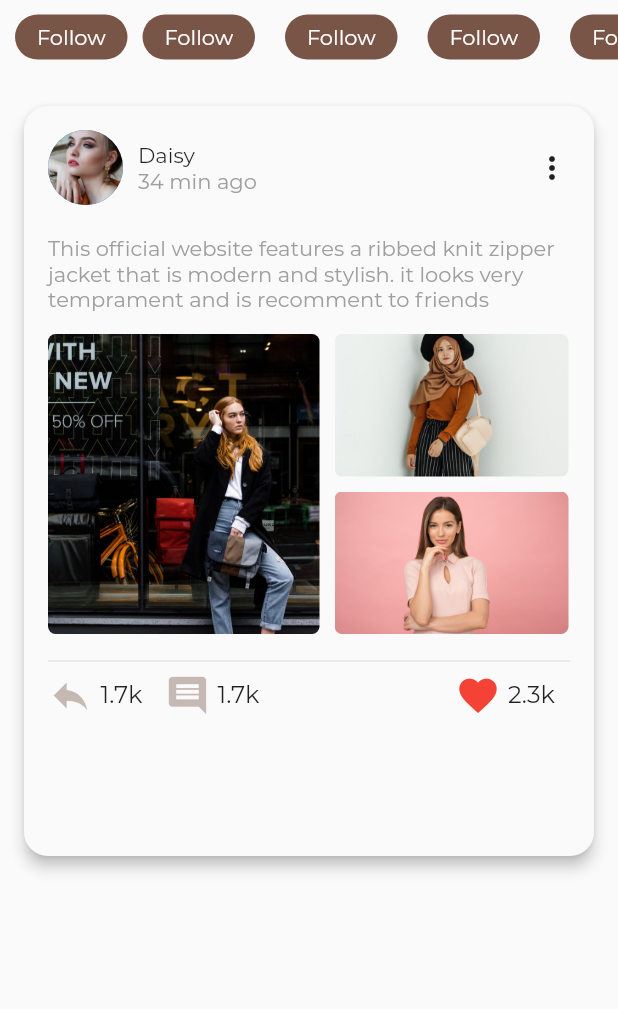
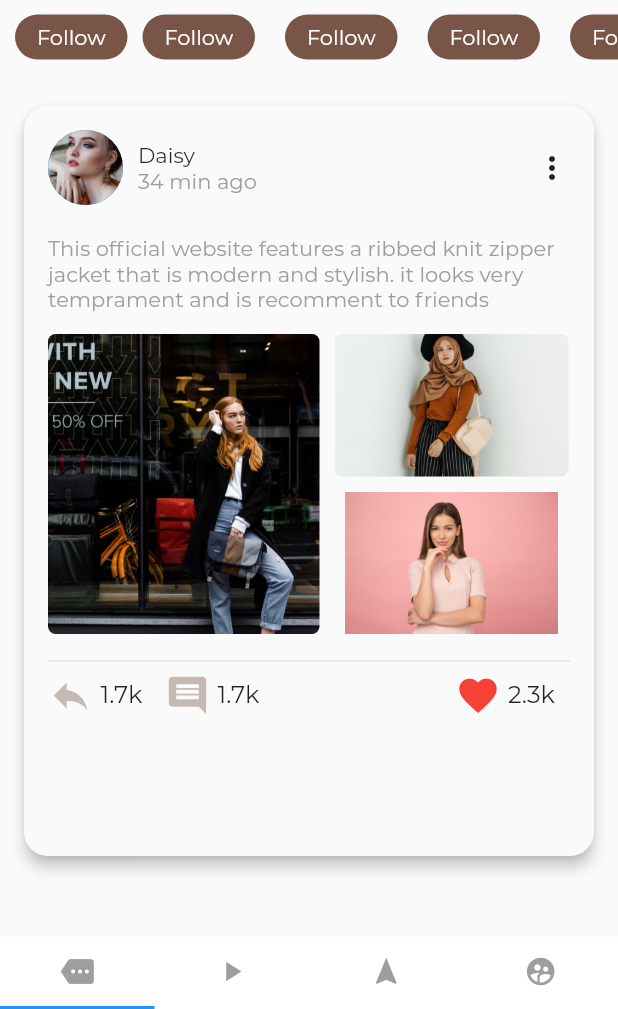
Before and after one commit to DjRun/shopping, a Flutter app: the screen it shows after launch, on a phone screen of 412 x 824 dp, the part 227-1236 px from its top. Run offline on Flutter 3.47's test engine with Material 2 defaults, Android fonts, the phone set to English and light mode, and no system bars.

Commit message:
Card More Part
Card More Part

```diff
--- a/lib/card/card_bottom_part.dart
+++ b/lib/card/card_bottom_part.dart
@@ -37,7 +37,7 @@ class CardBottom extends StatelessWidget {
         const SizedBox(
           width: 15,
         ),
-        Container(
+        SizedBox(
           width: MediaQuery.of(context).size.width - 230,
           child: Row(
             mainAxisAlignment: MainAxisAlignment.end,
--- a/lib/card/card_image_items.dart
+++ b/lib/card/card_image_items.dart
@@ -1,4 +1,5 @@
-import 'package:flutter/cupertino.dart';
+import 'package:flutter/material.dart';
+import 'package:shopping/card/card_more.dart';
 
 class CardMidImages extends StatelessWidget {
   const CardMidImages({super.key});
@@ -7,13 +8,24 @@ class CardMidImages extends StatelessWidget {
   Widget build(BuildContext context) {
     return Row(
       children: [
-        Container(
+        InkWell(
+          onTap: () {
+            Navigator.of(context).push(MaterialPageRoute(
+                builder: (context) =>
+                    CardMore(imgPath: 'assets/modelgrid1.jpeg')));
+          },
+          child: Hero(
+            tag: 'assets/modelgrid1.jpeg',
+            child: Container(
               width: (MediaQuery.of(context).size.width - 50) / 2,
               height: 200,
               decoration: BoxDecoration(
                 borderRadius: BorderRadius.circular(5),
                 image: const DecorationImage(
-                image: AssetImage('assets/modelgrid1.jpeg'), fit: BoxFit.cover),
+                    image: AssetImage('assets/modelgrid1.jpeg'),
+                    fit: BoxFit.cover),
+              ),
+            ),
           ),
         ),
         const SizedBox(
@@ -22,7 +34,15 @@ class CardMidImages extends StatelessWidget {
         Column(
           mainAxisAlignment: MainAxisAlignment.start,
           children: [
-            Container(
+            InkWell(
+              onTap: () {
+                Navigator.of(context).push(MaterialPageRoute(
+                    builder: (context) =>
+                        CardMore(imgPath: 'assets/modelgrid2.jpeg')));
+              },
+              child: Hero(
+                tag: 'assets/modelgrid2.jpeg',
+                child: Container(
                   width: (MediaQuery.of(context).size.width - 100) / 2,
                   height: 95,
                   decoration: BoxDecoration(
@@ -32,17 +52,29 @@ class CardMidImages extends StatelessWidget {
                         fit: BoxFit.cover),
                   ),
                 ),
+              ),
+            ),
             const SizedBox(
               height: 10,
             ),
-            Container(
+            InkWell(
+              onTap: () {
+                Navigator.of(context).push(MaterialPageRoute(
+                    builder: (context) =>
+                        CardMore(imgPath: 'assets/modelgrid3.jpeg')));
+              },
+              child: Hero(
+                tag: 'assets/modelgrid3.jpeg',
+                child: Container(
                   width: (MediaQuery.of(context).size.width - 100) / 2,
                   height: 95,
                   decoration: BoxDecoration(
                     borderRadius: BorderRadius.circular(5),
                     image: const DecorationImage(
                         image: AssetImage('assets/modelgrid3.jpeg'),
-                    fit: BoxFit.cover),
+                        fit: BoxFit.contain),
+                  ),
+                ),
               ),
             ),
           ],
--- a/lib/highlight_part.dart
+++ b/lib/highlight_part.dart
@@ -5,7 +5,7 @@ class HighlightPart extends StatelessWidget {
 
   @override
   Widget build(BuildContext context) {
-    return Container(
+    return SizedBox(
       // color: Colors.blue.shade300,
       height: 140,
       width: double.infinity,
--- a/lib/home_page.dart
+++ b/lib/home_page.dart
@@ -9,19 +9,61 @@ class HomePage extends StatefulWidget {
   State<HomePage> createState() => _HomePageState();
 }
 
-class _HomePageState extends State<HomePage> {
+class _HomePageState extends State<HomePage>
+    with SingleTickerProviderStateMixin {
+  late TabController tabController;
+  @override
+  void initState() {
+    tabController = TabController(length: 4, vsync: this);
+    super.initState();
+  }
+
+  @override
+  void dispose() {
+    tabController.dispose();
+    super.dispose();
+  }
+
   @override
   Widget build(BuildContext context) {
     return Scaffold(
-      // bottomNavigationBar: Material(
-      //   color: Colors.white,
-      //   child: TabBar(tabs: [
-      //     Tab(
-      //       icon: Icons.more,
-      //       color: Colors.grey,
-      //     )
-      //   ]),
-      // ),
+      bottomNavigationBar: Material(
+        color: Colors.white,
+        child: TabBar(
+          indicatorColor: Colors.blue,
+          controller: tabController,
+          tabs: const [
+            Tab(
+              icon: Icon(
+                Icons.more,
+                color: Colors.grey,
+                size: 22,
+              ),
+            ),
+            Tab(
+              icon: Icon(
+                Icons.play_arrow,
+                color: Colors.grey,
+                size: 22,
+              ),
+            ),
+            Tab(
+              icon: Icon(
+                Icons.navigation,
+                color: Colors.grey,
+                size: 22,
+              ),
+            ),
+            Tab(
+              icon: Icon(
+                Icons.supervised_user_circle,
+                color: Colors.grey,
+                size: 22,
+              ),
+            ),
+          ],
+        ),
+      ),
       appBar: AppBar(
         backgroundColor: Colors.transparent,
         elevation: 0,
```
Also changed, not shown: lib/card/card_more.dart (added, +120 -0 lines). Lines whose indentation alone changed are shown as unchanged.
